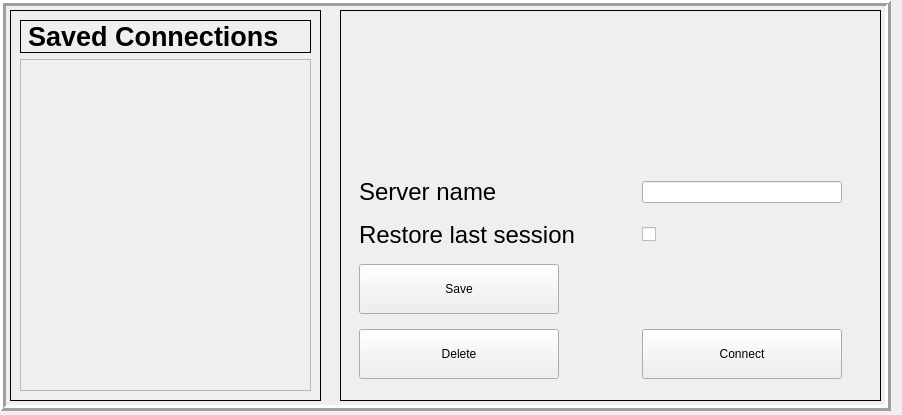
The window that src/gui/mainwindow.ui (Captain00180/ICP) describes before a commit, drawn with Qt 5.
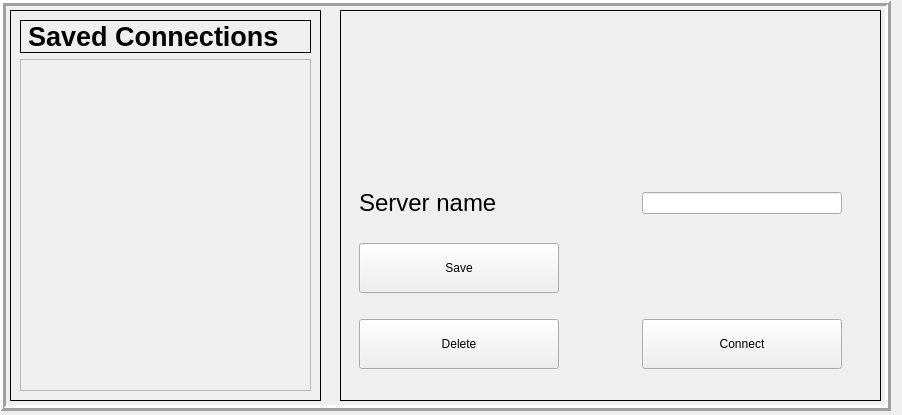
The same window after the commit.

```diff
--- a/src/gui/mainwindow.ui
+++ b/src/gui/mainwindow.ui
@@ -41,44 +41,6 @@
      </rect>
     </property>
     <layout class="QGridLayout" name="gridLayout">
-     <item row="5" column="1">
-      <widget class="QPushButton" name="DeleteButton">
-       <property name="sizePolicy">
-        <sizepolicy hsizetype="Fixed" vsizetype="Fixed">
-         <horstretch>0</horstretch>
-         <verstretch>0</verstretch>
-        </sizepolicy>
-       </property>
-       <property name="minimumSize">
-        <size>
-         <width>200</width>
-         <height>50</height>
-        </size>
-       </property>
-       <property name="text">
-        <string>Delete</string>
-       </property>
-      </widget>
-     </item>
-     <item row="5" column="3">
-      <widget class="QPushButton" name="ConnectButton">
-       <property name="sizePolicy">
-        <sizepolicy hsizetype="Fixed" vsizetype="Fixed">
-         <horstretch>0</horstretch>
-         <verstretch>0</verstretch>
-        </sizepolicy>
-       </property>
-       <property name="minimumSize">
-        <size>
-         <width>200</width>
-         <height>50</height>
-        </size>
-       </property>
-       <property name="text">
-        <string>Connect</string>
-       </property>
-      </widget>
-     </item>
      <item row="1" column="3">
       <widget class="QLineEdit" name="input_ServerName">
        <property name="sizePolicy">
@@ -89,6 +51,44 @@
        </property>
       </widget>
      </item>
+     <item row="4" column="3">
+      <widget class="QPushButton" name="ConnectButton">
+       <property name="sizePolicy">
+        <sizepolicy hsizetype="Fixed" vsizetype="Fixed">
+         <horstretch>0</horstretch>
+         <verstretch>0</verstretch>
+        </sizepolicy>
+       </property>
+       <property name="minimumSize">
+        <size>
+         <width>200</width>
+         <height>50</height>
+        </size>
+       </property>
+       <property name="text">
+        <string>Connect</string>
+       </property>
+      </widget>
+     </item>
+     <item row="4" column="1">
+      <widget class="QPushButton" name="DeleteButton">
+       <property name="sizePolicy">
+        <sizepolicy hsizetype="Fixed" vsizetype="Fixed">
+         <horstretch>0</horstretch>
+         <verstretch>0</verstretch>
+        </sizepolicy>
+       </property>
+       <property name="minimumSize">
+        <size>
+         <width>200</width>
+         <height>50</height>
+        </size>
+       </property>
+       <property name="text">
+        <string>Delete</string>
+       </property>
+      </widget>
+     </item>
      <item row="1" column="1">
       <widget class="QLabel" name="text_ServerName">
        <property name="sizePolicy">
@@ -136,28 +136,6 @@
       </spacer>
      </item>
      <item row="2" column="1">
-      <widget class="QLabel" name="text_RestoreSession">
-       <property name="font">
-        <font>
-         <pointsize>18</pointsize>
-        </font>
-       </property>
-       <property name="text">
-        <string>Restore last session</string>
-       </property>
-       <property name="margin">
-        <number>10</number>
-       </property>
-      </widget>
-     </item>
-     <item row="2" column="3">
-      <widget class="QCheckBox" name="lastSessionCheck">
-       <property name="text">
-        <string/>
-       </property>
-      </widget>
-     </item>
-     <item row="3" column="1">
       <widget class="QPushButton" name="SaveButton">
        <property name="sizePolicy">
         <sizepolicy hsizetype="Fixed" vsizetype="Fixed">
@@ -179,7 +157,7 @@
        </property>
       </widget>
      </item>
-     <item row="3" column="0">
+     <item row="2" column="0">
       <spacer name="horizontalSpacer_2">
        <property name="orientation">
         <enum>Qt::Horizontal</enum>
@@ -211,7 +189,7 @@
        </property>
       </spacer>
      </item>
-     <item row="5" column="2">
+     <item row="4" column="2">
       <spacer name="horizontalSpacer_3">
        <property name="orientation">
         <enum>Qt::Horizontal</enum>
@@ -224,7 +202,7 @@
        </property>
       </spacer>
      </item>
-     <item row="3" column="3">
+     <item row="2" column="3">
       <widget class="QLabel" name="text_error">
        <property name="font">
         <font>
```
